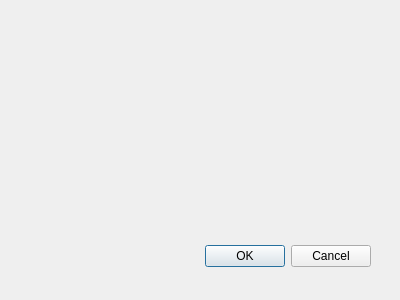
Old version of the form source/jobpage.ui in the repository ajvaladez05/teamVATPAT.
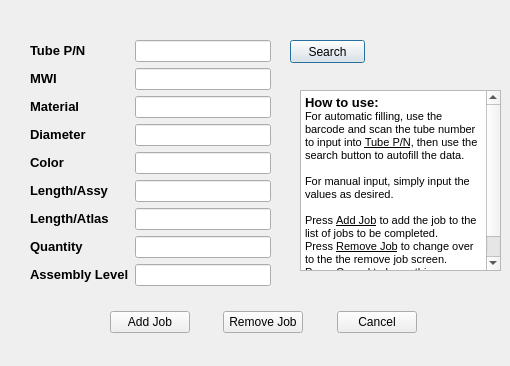
New version of the form.

Commit message: Made major changes to the add job page. Have 80% functionality at this point. Clean up and delimitters needed.

```diff
--- a/source/jobpage.ui
+++ b/source/jobpage.ui
@@ -8,29 +8,218 @@
    <rect>
     <x>0</x>
     <y>0</y>
-    <width>400</width>
-    <height>300</height>
+    <width>510</width>
+    <height>366</height>
    </rect>
   </property>
   <property name="windowTitle">
    <string>Dialog</string>
   </property>
-  <widget class="QDialogButtonBox" name="buttonBox">
+  <widget class="QWidget" name="formLayoutWidget">
    <property name="geometry">
     <rect>
      <x>30</x>
-     <y>240</y>
-     <width>341</width>
-     <height>32</height>
+     <y>40</y>
+     <width>241</width>
+     <height>251</height>
     </rect>
    </property>
-   <property name="orientation">
-    <enum>Qt::Horizontal</enum>
+   <layout class="QFormLayout" name="formLayout">
+    <item row="2" column="1">
+     <widget class="QLineEdit" name="MWI_input"/>
+    </item>
+    <item row="4" column="0">
+     <widget class="QLabel" name="Material_Lable">
+      <property name="text">
+       <string>&lt;html&gt;&lt;head/&gt;&lt;body&gt;&lt;p&gt;&lt;span style=&quot; font-size:10pt; font-weight:600;&quot;&gt;Material&lt;/span&gt;&lt;/p&gt;&lt;/body&gt;&lt;/html&gt;</string>
+      </property>
+     </widget>
+    </item>
+    <item row="4" column="1">
+     <widget class="QLineEdit" name="Material_input"/>
+    </item>
+    <item row="5" column="0">
+     <widget class="QLabel" name="Diameter_label">
+      <property name="text">
+       <string>&lt;html&gt;&lt;head/&gt;&lt;body&gt;&lt;p&gt;&lt;span style=&quot; font-size:10pt; font-weight:600;&quot;&gt;Diameter&lt;/span&gt;&lt;/p&gt;&lt;/body&gt;&lt;/html&gt;</string>
+      </property>
+     </widget>
+    </item>
+    <item row="5" column="1">
+     <widget class="QLineEdit" name="Diameter_input"/>
+    </item>
+    <item row="6" column="0">
+     <widget class="QLabel" name="Color_Label">
+      <property name="text">
+       <string>&lt;html&gt;&lt;head/&gt;&lt;body&gt;&lt;p&gt;&lt;span style=&quot; font-size:10pt; font-weight:600;&quot;&gt;Color&lt;/span&gt;&lt;/p&gt;&lt;/body&gt;&lt;/html&gt;</string>
+      </property>
+     </widget>
+    </item>
+    <item row="6" column="1">
+     <widget class="QLineEdit" name="Color_input"/>
+    </item>
+    <item row="7" column="0">
+     <widget class="QLabel" name="Lengt_assy_label">
+      <property name="text">
+       <string>&lt;html&gt;&lt;head/&gt;&lt;body&gt;&lt;p&gt;&lt;span style=&quot; font-size:10pt; font-weight:600;&quot;&gt;Length/Assy&lt;/span&gt;&lt;/p&gt;&lt;/body&gt;&lt;/html&gt;</string>
+      </property>
+     </widget>
+    </item>
+    <item row="7" column="1">
+     <widget class="QLineEdit" name="Length_assy_input"/>
+    </item>
+    <item row="8" column="0">
+     <widget class="QLabel" name="Length_atlas_label">
+      <property name="text">
+       <string>&lt;html&gt;&lt;head/&gt;&lt;body&gt;&lt;p&gt;&lt;span style=&quot; font-size:10pt; font-weight:600;&quot;&gt;Length/Atlas&lt;/span&gt;&lt;/p&gt;&lt;/body&gt;&lt;/html&gt;</string>
+      </property>
+     </widget>
+    </item>
+    <item row="8" column="1">
+     <widget class="QLineEdit" name="Length_atlas_input"/>
+    </item>
+    <item row="9" column="0">
+     <widget class="QLabel" name="Quantity_label">
+      <property name="text">
+       <string>&lt;html&gt;&lt;head/&gt;&lt;body&gt;&lt;p&gt;&lt;span style=&quot; font-size:10pt; font-weight:600;&quot;&gt;Quantity&lt;/span&gt;&lt;/p&gt;&lt;/body&gt;&lt;/html&gt;</string>
+      </property>
+     </widget>
+    </item>
+    <item row="9" column="1">
+     <widget class="QLineEdit" name="Quantity_input">
+      <property name="text">
+       <string/>
+      </property>
+      <property name="placeholderText">
+       <string/>
+      </property>
+     </widget>
+    </item>
+    <item row="1" column="0">
+     <widget class="QLabel" name="Tube_pn_label">
+      <property name="text">
+       <string>&lt;html&gt;&lt;head/&gt;&lt;body&gt;&lt;p&gt;&lt;span style=&quot; font-size:10pt; font-weight:600;&quot;&gt;Tube P/N&lt;/span&gt;&lt;/p&gt;&lt;/body&gt;&lt;/html&gt;</string>
+      </property>
+     </widget>
+    </item>
+    <item row="1" column="1">
+     <widget class="QLineEdit" name="Tube_pn_input"/>
+    </item>
+    <item row="2" column="0">
+     <widget class="QLabel" name="MWI_label">
+      <property name="text">
+       <string>&lt;html&gt;&lt;head/&gt;&lt;body&gt;&lt;p&gt;&lt;span style=&quot; font-size:10pt; font-weight:600;&quot;&gt;MWI&lt;/span&gt;&lt;/p&gt;&lt;/body&gt;&lt;/html&gt;</string>
+      </property>
+     </widget>
+    </item>
+    <item row="10" column="0">
+     <widget class="QLabel" name="assemblyLevel_label">
+      <property name="text">
+       <string>&lt;html&gt;&lt;head/&gt;&lt;body&gt;&lt;p&gt;&lt;span style=&quot; font-size:10pt; font-weight:600;&quot;&gt;Assembly Level&lt;/span&gt;&lt;/p&gt;&lt;/body&gt;&lt;/html&gt;</string>
+      </property>
+     </widget>
+    </item>
+    <item row="10" column="1">
+     <widget class="QLineEdit" name="assemblyLevel_input"/>
+    </item>
+   </layout>
+  </widget>
+  <widget class="QPushButton" name="pushButton">
+   <property name="geometry">
+    <rect>
+     <x>290</x>
+     <y>40</y>
+     <width>75</width>
+     <height>23</height>
+    </rect>
    </property>
-   <property name="standardButtons">
-    <set>QDialogButtonBox::Cancel|QDialogButtonBox::Ok</set>
+   <property name="text">
+    <string>Search</string>
    </property>
   </widget>
+  <widget class="QTextBrowser" name="textBrowser">
+   <property name="geometry">
+    <rect>
+     <x>300</x>
+     <y>90</y>
+     <width>201</width>
+     <height>181</height>
+    </rect>
+   </property>
+   <property name="html">
+    <string>&lt;!DOCTYPE HTML PUBLIC &quot;-//W3C//DTD HTML 4.0//EN&quot; &quot;http://www.w3.org/TR/REC-html40/strict.dtd&quot;&gt;
+&lt;html&gt;&lt;head&gt;&lt;meta name=&quot;qrichtext&quot; content=&quot;1&quot; /&gt;&lt;style type=&quot;text/css&quot;&gt;
+p, li { white-space: pre-wrap; }
+&lt;/style&gt;&lt;/head&gt;&lt;body style=&quot; font-family:'MS Shell Dlg 2'; font-size:8.25pt; font-weight:400; font-style:normal;&quot;&gt;
+&lt;p style=&quot; margin-top:0px; margin-bottom:0px; margin-left:0px; margin-right:0px; -qt-block-indent:0; text-indent:0px;&quot;&gt;&lt;span style=&quot; font-size:10pt; font-weight:600;&quot;&gt;How to use: &lt;/span&gt;&lt;/p&gt;
+&lt;p style=&quot; margin-top:0px; margin-bottom:0px; margin-left:0px; margin-right:0px; -qt-block-indent:0; text-indent:0px;&quot;&gt;For automatic filling, use the barcode and scan the tube number to input into &lt;span style=&quot; text-decoration: underline;&quot;&gt;Tube P/N&lt;/span&gt;, then use the search button to autofill the data.&lt;/p&gt;
+&lt;p style=&quot;-qt-paragraph-type:empty; margin-top:0px; margin-bottom:0px; margin-left:0px; margin-right:0px; -qt-block-indent:0; text-indent:0px;&quot;&gt;&lt;br /&gt;&lt;/p&gt;
+&lt;p style=&quot; margin-top:0px; margin-bottom:0px; margin-left:0px; margin-right:0px; -qt-block-indent:0; text-indent:0px;&quot;&gt;For manual input, simply input the values as desired. &lt;/p&gt;
+&lt;p style=&quot;-qt-paragraph-type:empty; margin-top:0px; margin-bottom:0px; margin-left:0px; margin-right:0px; -qt-block-indent:0; text-indent:0px;&quot;&gt;&lt;br /&gt;&lt;/p&gt;
+&lt;p style=&quot; margin-top:0px; margin-bottom:0px; margin-left:0px; margin-right:0px; -qt-block-indent:0; text-indent:0px;&quot;&gt;Press &lt;span style=&quot; text-decoration: underline;&quot;&gt;Add Job&lt;/span&gt; to add the job to the list of jobs to be completed.&lt;/p&gt;
+&lt;p style=&quot; margin-top:0px; margin-bottom:0px; margin-left:0px; margin-right:0px; -qt-block-indent:0; text-indent:0px;&quot;&gt;Press &lt;span style=&quot; text-decoration: underline;&quot;&gt;Remove Job&lt;/span&gt; to change over to the the remove job screen.&lt;/p&gt;
+&lt;p style=&quot; margin-top:0px; margin-bottom:0px; margin-left:0px; margin-right:0px; -qt-block-indent:0; text-indent:0px;&quot;&gt;Press &lt;span style=&quot; text-decoration: underline;&quot;&gt;Cancel&lt;/span&gt; to leave this page without adding a job.&lt;/p&gt;&lt;/body&gt;&lt;/html&gt;</string>
+   </property>
+  </widget>
+  <widget class="QWidget" name="">
+   <property name="geometry">
+    <rect>
+     <x>110</x>
+     <y>310</y>
+     <width>307</width>
+     <height>25</height>
+    </rect>
+   </property>
+   <layout class="QHBoxLayout" name="horizontalLayout">
+    <item>
+     <widget class="QPushButton" name="Add_job_button">
+      <property name="text">
+       <string>Add Job</string>
+      </property>
+     </widget>
+    </item>
+    <item>
+     <spacer name="horizontalSpacer">
+      <property name="orientation">
+       <enum>Qt::Horizontal</enum>
+      </property>
+      <property name="sizeHint" stdset="0">
+       <size>
+        <width>28</width>
+        <height>20</height>
+       </size>
+      </property>
+     </spacer>
+    </item>
+    <item>
+     <widget class="QPushButton" name="Remove_job_button">
+      <property name="text">
+       <string>Remove Job</string>
+      </property>
+     </widget>
+    </item>
+    <item>
+     <spacer name="horizontalSpacer_2">
+      <property name="orientation">
+       <enum>Qt::Horizontal</enum>
+      </property>
+      <property name="sizeHint" stdset="0">
+       <size>
+        <width>28</width>
+        <height>20</height>
+       </size>
+      </property>
+     </spacer>
+    </item>
+    <item>
+     <widget class="QPushButton" name="Cancel_button">
+      <property name="text">
+       <string>Cancel</string>
+      </property>
+     </widget>
+    </item>
+   </layout>
+  </widget>
  </widget>
  <pixmapfunction/>
  <resources/>
```
Left out of the diff: 58 changed lines with no effect on the pictures. The commit also changes 20 other files.
